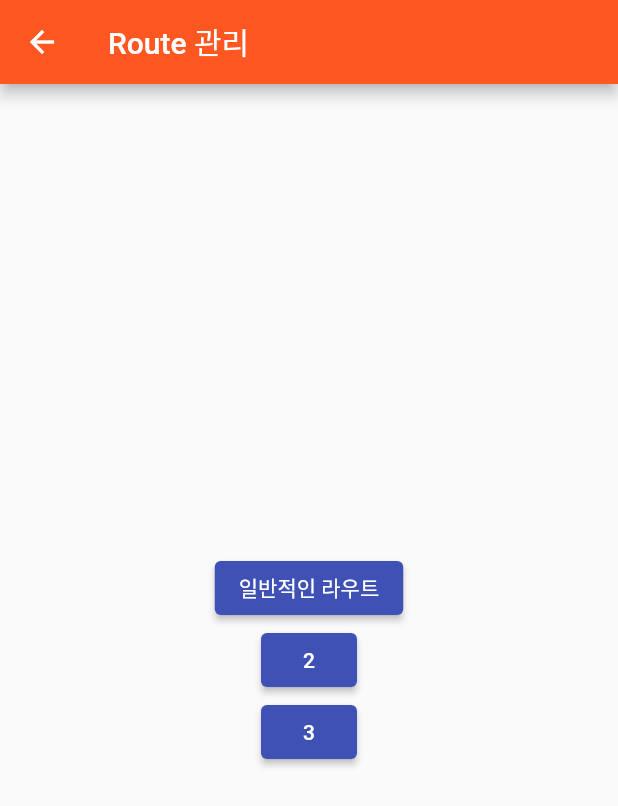
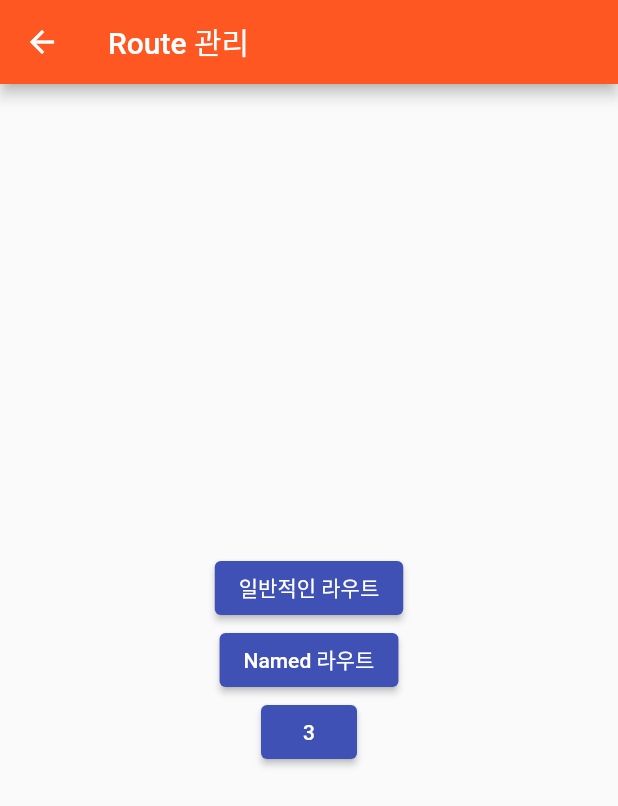
Before and after one commit to Riudiu/sample-get-x, a Flutter app: the RouteManage screen opened by its route, on a phone screen of 412 x 824 dp. Shown: the top 806 px of the screen. Run offline on Flutter 3.47's test engine with Material 2 defaults, Android fonts, the phone set to English and light mode, and no system bars; our stand-ins replace get.

Commit message:
Route 관리 - Named 라우팅 방식

```diff
--- a/lib/src/page/RouteManage.dart
+++ b/lib/src/page/RouteManage.dart
@@ -1,6 +1,7 @@
 import 'package:flutter/material.dart';
 import 'package:sample_get_x/src/page/normal/NormalFirst.dart';
 import 'package:get/get.dart';
+import 'package:sample_get_x/src/router/RoutePage.dart';
 
 class RouteManage extends StatefulWidget {
   const RouteManage({Key? key}) : super(key: key);
@@ -30,7 +31,13 @@ class _RouteManageState extends State<RouteManage> {
                 Get.to(() => NormalFirst());
               },
             ),
-            ElevatedButton(onPressed: () {}, child: Text('2')),
+            ElevatedButton(
+              child: Text('Named 라우트'),
+              onPressed: () {
+                // Navigator.of(context).pushNamed("/namedFirst");
+                Get.toNamed(RoutePage.NAMED_FIRST);
+              },
+            ),
             ElevatedButton(onPressed: () {}, child: Text('3')),
           ],
         ),
--- a/lib/src/router/RoutePage.dart
+++ b/lib/src/router/RoutePage.dart
@@ -1,10 +1,14 @@
 import 'package:get/get.dart';
 import 'package:sample_get_x/src/page/Home.dart';
 import 'package:sample_get_x/src/page/RouteManage.dart';
+import 'package:sample_get_x/src/page/named/NamedFirst.dart';
+import 'package:sample_get_x/src/page/named/NamedSecond.dart';
 
 class RoutePage {
   static const String HOME_ROUTE = "/home";
   static const String ROUTE_MANAGE = "/routeManage";
+  static const String NAMED_FIRST = "/namedFirst";
+  static const String NAMED_SECOND = "/namedSecond";
 
   static movePage(String pageName) => Get.toNamed(pageName);
 
@@ -17,5 +21,13 @@ class RoutePage {
       name: ROUTE_MANAGE,
       page: () => RouteManage(),
     ),
+    GetPage(
+      name: NAMED_FIRST,
+      page: () => NamedFirst(),
+    ),
+    GetPage(
+      name: NAMED_SECOND,
+      page: () => NamedSecond(),
+    ),
   ];
 }
```
Also changed, not shown: lib/src/page/named/NamedFirst.dart (added, +26 -0 lines), lib/src/page/named/NamedSecond.dart (added, +36 -0 lines).
